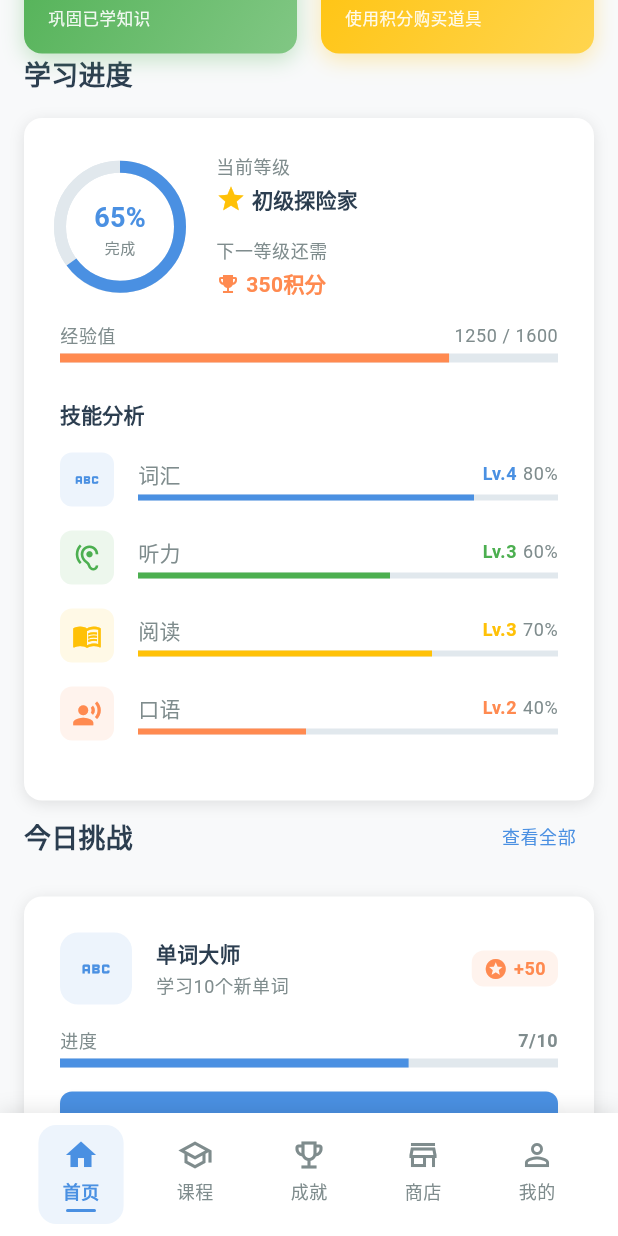
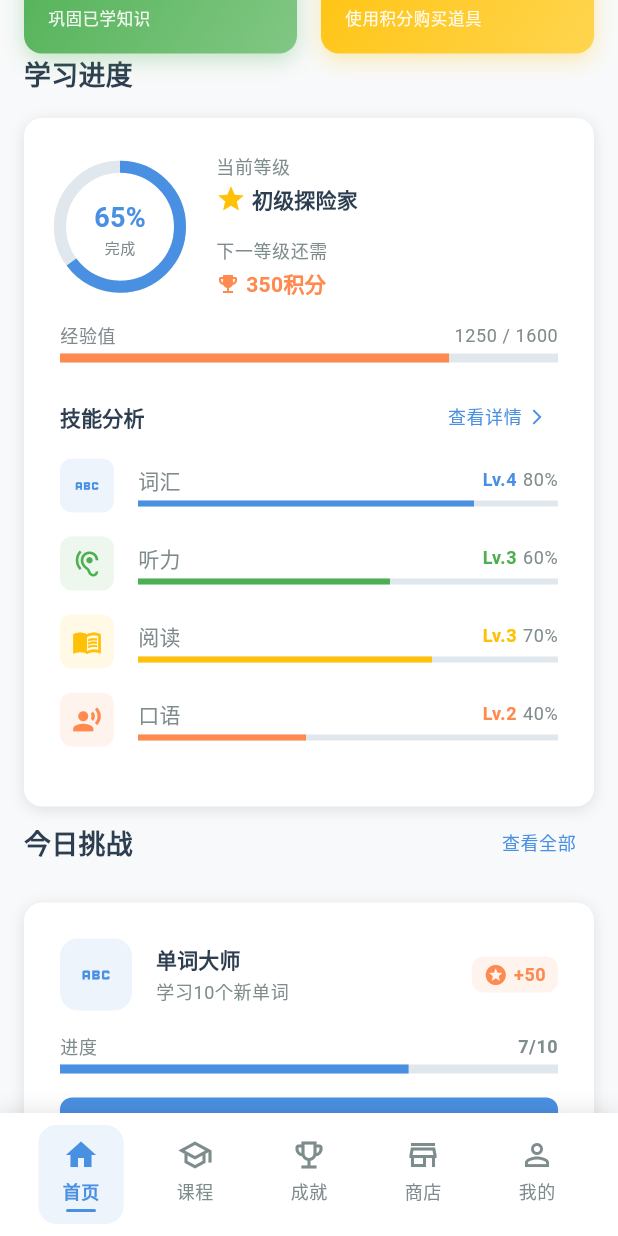
Before and after one commit to zhawei98213/star_trek, a Flutter app: the HomePage screen opened by its route, scrolled down 576 dp, on a phone screen of 412 x 824 dp. Run offline on Flutter 3.47's test engine with Material 3 defaults, Android fonts, the phone set to English and light mode, and no system bars; our stand-ins replace flutter_bloc, get_it, go_router, shared_preferences; accounts and stored records are empty.

Commit message:
refactor(home): 优化首页组件和用户体验
优化内容:
- 首页主页面(HomePage)响应式布局改进
- 每日挑战组件(DailyChallenge)交互优化
- 首页头部(HomeHeader)用户信息展示
- 学习进度组件(LearningProgress)数据可视化
- 快捷操作(QuickActions)功能入口优化
- 最近成就(RecentAchievements)展示改进

技术改进:
- 统一组件样式和主题应用
- 改进响应式设计适配
- 优化组件性能和渲染效率
- 增强用户交互反馈

```diff
--- a/lib/features/home/presentation/pages/home_page.dart
+++ b/lib/features/home/presentation/pages/home_page.dart
@@ -1,4 +1,5 @@
 import 'package:flutter/material.dart';
+import 'package:go_router/go_router.dart';
 import '../../../../core/theme/app_theme.dart';
 import '../../../../core/utils/responsive_utils.dart';
 import '../../../../shared/widgets/bottom_navigation.dart';
@@ -111,7 +112,9 @@ class _HomePageState extends State<HomePage>
               padding: EdgeInsets.symmetric(
                 horizontal: ResponsiveUtils.getHorizontalPadding(context),
               ),
-              child: const QuickActions(),
+              child: QuickActions(
+                onLearningTap: () => context.go('/learning'),
+              ),
             ),
           ),
 
@@ -121,7 +124,9 @@ class _HomePageState extends State<HomePage>
               padding: EdgeInsets.symmetric(
                 horizontal: ResponsiveUtils.getHorizontalPadding(context),
               ),
-              child: const LearningProgress(),
+              child: LearningProgress(
+                onViewDetailsTap: () => context.go('/learning'),
+              ),
             ),
           ),
 
@@ -360,7 +365,7 @@ class _TabletSidebar extends StatelessWidget {
           ),
         ),
         selected: isSelected,
-        selectedTileColor: AppTheme.primaryColor.withOpacity(0.1),
+        selectedTileColor: AppTheme.primaryColor.copyWith(opacity: 0.1),
         shape: RoundedRectangleBorder(
           borderRadius: BorderRadius.circular(AppTheme.borderRadiusMedium),
         ),
--- a/lib/features/home/presentation/widgets/daily_challenge.dart
+++ b/lib/features/home/presentation/widgets/daily_challenge.dart
@@ -102,7 +102,7 @@ class DailyChallenge extends StatelessWidget {
         borderRadius: BorderRadius.circular(AppTheme.borderRadiusMedium),
         boxShadow: AppTheme.cardShadow,
         border: challenge.isCompleted
-            ? Border.all(color: AppTheme.successColor.withOpacity(0.3), width: 2)
+            ? Border.all(color: AppTheme.successColor.withValues(alpha: 0.3), width: 2)
             : null,
       ),
       child: Column(
@@ -115,7 +115,7 @@ class DailyChallenge extends StatelessWidget {
                 width: 48,
                 height: 48,
                 decoration: BoxDecoration(
-                  color: challenge.color.withOpacity(0.1),
+                  color: challenge.color.withValues(alpha: 0.1),
                   borderRadius: BorderRadius.circular(AppTheme.borderRadiusMedium),
                 ),
                 child: Icon(
@@ -168,7 +168,7 @@ class DailyChallenge extends StatelessWidget {
                   vertical: AppTheme.spacingXSmall,
                 ),
                 decoration: BoxDecoration(
-                  color: AppTheme.secondaryColor.withOpacity(0.1),
+                  color: AppTheme.secondaryColor.withValues(alpha: 0.1),
                   borderRadius: BorderRadius.circular(AppTheme.borderRadiusSmall),
                 ),
                 child: Row(
@@ -266,10 +266,10 @@ class DailyChallenge extends StatelessWidget {
                 vertical: AppTheme.spacingMedium,
               ),
               decoration: BoxDecoration(
-                color: AppTheme.successColor.withOpacity(0.1),
+                color: AppTheme.successColor.withValues(alpha: 0.1),
                 borderRadius: BorderRadius.circular(AppTheme.borderRadiusSmall),
                 border: Border.all(
-                  color: AppTheme.successColor.withOpacity(0.3),
+                  color: AppTheme.successColor.withValues(alpha: 0.3),
                 ),
               ),
               child: Row(
--- a/lib/features/home/presentation/widgets/learning_progress.dart
+++ b/lib/features/home/presentation/widgets/learning_progress.dart
@@ -4,7 +4,12 @@ import '../../../../core/theme/app_theme.dart';
 /// 学习进度组件
 /// 显示用户的学习进度和统计信息
 class LearningProgress extends StatelessWidget {
-  const LearningProgress({super.key});
+  final VoidCallback? onViewDetailsTap;
+
+  const LearningProgress({
+    super.key,
+    this.onViewDetailsTap,
+  });
 
   @override
   Widget build(BuildContext context) {
@@ -252,11 +257,46 @@ class LearningProgress extends StatelessWidget {
     return Column(
       crossAxisAlignment: CrossAxisAlignment.start,
       children: [
-        Text(
-          '技能分析',
-          style: Theme.of(context).textTheme.titleSmall?.copyWith(
-            fontWeight: FontWeight.w600,
-          ),
+        Row(
+          mainAxisAlignment: MainAxisAlignment.spaceBetween,
+          children: [
+            Text(
+              '技能分析',
+              style: Theme.of(context).textTheme.titleSmall?.copyWith(
+                fontWeight: FontWeight.w600,
+              ),
+            ),
+            if (onViewDetailsTap != null)
+              TextButton(
+                onPressed: onViewDetailsTap,
+                style: TextButton.styleFrom(
+                  padding: const EdgeInsets.symmetric(
+                    horizontal: AppTheme.spacingSmall,
+                    vertical: AppTheme.spacingXSmall,
+                  ),
+                  minimumSize: Size.zero,
+                  tapTargetSize: MaterialTapTargetSize.shrinkWrap,
+                ),
+                child: Row(
+                  mainAxisSize: MainAxisSize.min,
+                  children: [
+                    Text(
+                      '查看详情',
+                      style: Theme.of(context).textTheme.bodySmall?.copyWith(
+                        color: AppTheme.primaryColor,
+                        fontWeight: FontWeight.w500,
+                      ),
+                    ),
+                    const SizedBox(width: AppTheme.spacingXSmall),
+                    const Icon(
+                      Icons.arrow_forward_ios,
+                      size: 12,
+                      color: AppTheme.primaryColor,
+                    ),
+                  ],
+                ),
+              ),
+          ],
         ),
 
         const SizedBox(height: AppTheme.spacingMedium),
@@ -278,7 +318,7 @@ class LearningProgress extends StatelessWidget {
             width: 36,
             height: 36,
             decoration: BoxDecoration(
-              color: skill.color.withOpacity(0.1),
+              color: skill.color.withValues(alpha: 0.1),
               borderRadius: BorderRadius.circular(AppTheme.borderRadiusSmall),
             ),
             child: Icon(
--- a/lib/features/home/presentation/widgets/quick_actions.dart
+++ b/lib/features/home/presentation/widgets/quick_actions.dart
@@ -1,12 +1,15 @@
 import 'package:flutter/material.dart';
-import 'package:go_router/go_router.dart';
-import '../../../../core/router/app_router.dart';
 import '../../../../core/theme/app_theme.dart';
 
 /// 快捷操作组件
 /// 提供主要功能的快速入口
 class QuickActions extends StatelessWidget {
-  const QuickActions({super.key});
+  final VoidCallback? onLearningTap;
+
+  const QuickActions({
+    super.key,
+    this.onLearningTap,
+  });
 
   @override
   Widget build(BuildContext context) {
@@ -44,12 +47,11 @@ class QuickActions extends StatelessWidget {
               subtitle: '继续你的英语之旅',
               color: AppTheme.primaryColor,
               gradient: AppTheme.primaryGradient,
-              onTap: () {
-              // TODO: 导航到课程页面
-              ScaffoldMessenger.of(context).showSnackBar(
-                const SnackBar(content: Text('课程页面开发中')),
-              );
-            },
+              onTap: onLearningTap ?? () {
+                ScaffoldMessenger.of(context).showSnackBar(
+                  const SnackBar(content: Text('课程页面开发中')),
+                );
+              },
             ),
 
             // 每日挑战
@@ -117,7 +119,7 @@ class QuickActions extends StatelessWidget {
           borderRadius: BorderRadius.circular(AppTheme.borderRadiusMedium),
           boxShadow: [
             BoxShadow(
-              color: color.withOpacity(0.3),
+              color: color.withValues(alpha: 0.3),
               offset: const Offset(0, 4),
               blurRadius: 12,
               spreadRadius: 0,
@@ -140,7 +142,7 @@ class QuickActions extends StatelessWidget {
                     width: 40,
                     height: 40,
                     decoration: BoxDecoration(
-                      color: Colors.white.withOpacity(0.2),
+                      color: Colors.white.withValues(alpha: 0.2),
                       borderRadius: BorderRadius.circular(
                         AppTheme.borderRadiusSmall,
                       ),
@@ -167,7 +169,7 @@ class QuickActions extends StatelessWidget {
                       Text(
                         subtitle,
                         style: Theme.of(context).textTheme.bodySmall?.copyWith(
-                          color: Colors.white.withOpacity(0.9),
+                          color: Colors.white.withValues(alpha: 0.9),
                           fontSize: 11,
                         ),
                         maxLines: 2,
@@ -198,7 +200,7 @@ class QuickActions extends StatelessWidget {
               width: 40,
               height: 40,
               decoration: BoxDecoration(
-                color: AppTheme.secondaryColor.withOpacity(0.1),
+                color: AppTheme.secondaryColor.withValues(alpha: 0.1),
                 borderRadius: BorderRadius.circular(AppTheme.borderRadiusSmall),
               ),
               child: const Icon(
@@ -278,12 +280,12 @@ class QuickActions extends StatelessWidget {
       padding: const EdgeInsets.all(AppTheme.spacingSmall),
       decoration: BoxDecoration(
         color: isCompleted
-            ? AppTheme.successColor.withOpacity(0.1)
+            ? AppTheme.successColor.withValues(alpha: 0.1)
             : AppTheme.backgroundColor,
         borderRadius: BorderRadius.circular(AppTheme.borderRadiusSmall),
         border: Border.all(
           color: isCompleted
-              ? AppTheme.successColor.withOpacity(0.3)
+              ? AppTheme.successColor.withValues(alpha: 0.3)
               : AppTheme.borderColor,
         ),
       ),
@@ -436,7 +438,7 @@ class QuickActions extends StatelessWidget {
               width: 40,
               height: 40,
               decoration: BoxDecoration(
-                color: AppTheme.successColor.withOpacity(0.1),
+                color: AppTheme.successColor.withValues(alpha: 0.1),
                 borderRadius: BorderRadius.circular(AppTheme.borderRadiusSmall),
               ),
               child: Icon(
```
Also changed, not shown: lib/features/home/presentation/widgets/home_header.dart (+8 -10 lines), lib/features/home/presentation/widgets/recent_achievements.dart (+10 -10 lines).
